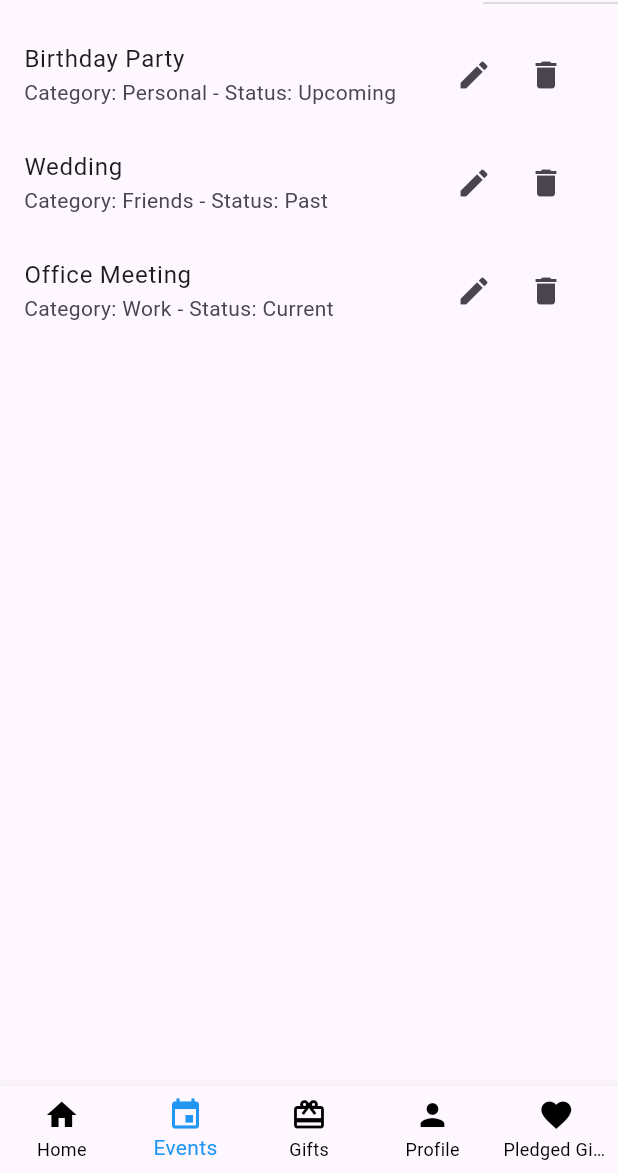
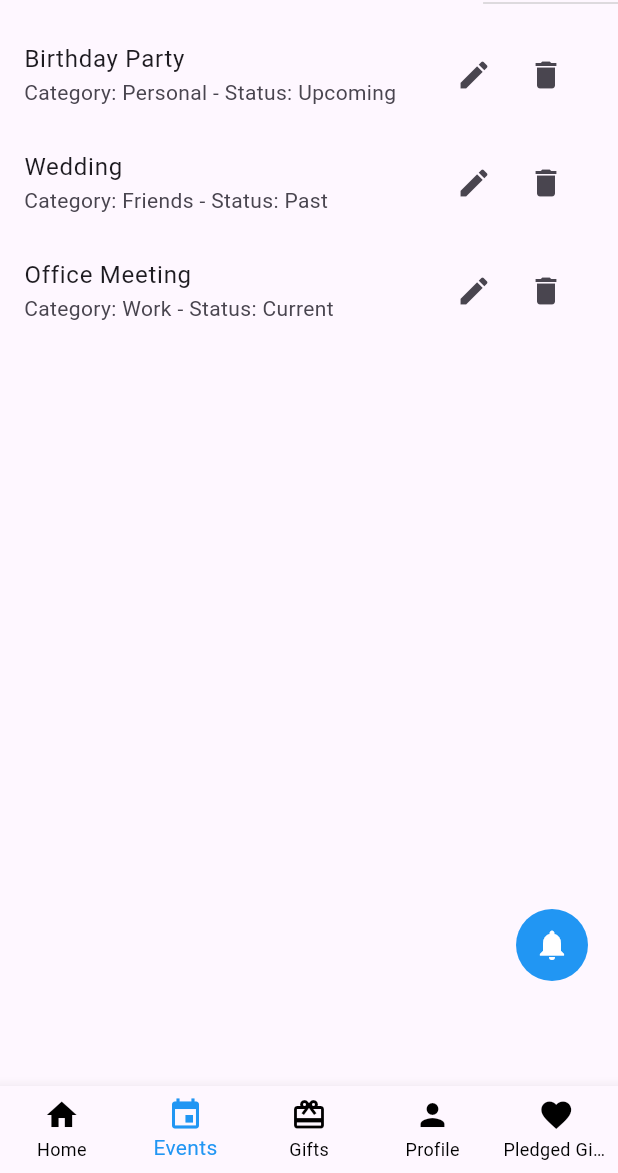
Before and after one commit to 20P8449/hedieaty, a Flutter app: the screen it shows after launch, item 2 of the bottom bar chosen, on a phone screen of 412 x 824 dp, the part 63-1236 px from its top. Run offline on Flutter 3.47's test engine with Material 3 defaults, Android fonts, the phone set to English and light mode, and no system bars; network calls fail.

Commit message:
Notification Settings add

```diff
--- a/lib/main.dart
+++ b/lib/main.dart
@@ -38,16 +38,78 @@ class _MainNavigationState extends State<MainNavigation> {
     MyPledgedGiftsPage(),
   ];
 
+  // Sample notifications list
+  final List<String> _notifications = [
+    "You have a new event invitation.",
+    "Cristiano sent you a gift.",
+    "Bellingham liked your event."
+  ];
+
   void _onItemTapped(int index) {
     setState(() {
       _selectedIndex = index;
     });
   }
 
+  void _showNotifications(BuildContext context) {
+    showDialog(
+      context: context,
+      builder: (BuildContext context) {
+        return AlertDialog(
+          title: Text('Notifications'),
+          content: Container(
+            width: double.minPositive, // Set the width of the dialog
+            child: ListView.builder(
+              shrinkWrap: true,
+              itemCount: _notifications.length,
+              itemBuilder: (context, index) {
+                return ListTile(
+                  title: Text(_notifications[index]),
+                );
+              },
+            ),
+          ),
+          actions: [
+            TextButton(
+              child: Text('Close'),
+              onPressed: () {
+                Navigator.of(context).pop();
+              },
+            ),
+          ],
+        );
+      },
+    );
+  }
+
   @override
   Widget build(BuildContext context) {
     return Scaffold(
-      body: _pages[_selectedIndex],
+      body: Stack(
+        children: [
+          _pages[_selectedIndex], // Main content
+          Positioned(
+            right: 20,
+            bottom: 70, // Adjust this value to position it above the nav bar
+            child: GestureDetector(
+              onTap: () => _showNotifications(context),
+              child: Container(
+                decoration: BoxDecoration(
+                  color: Colors.blue, // Set the background color to blue
+                  shape: BoxShape.circle,
+                ),
+                child: Padding(
+                  padding: const EdgeInsets.all(12.0), // Adjust padding as needed
+                  child: Icon(
+                    Icons.notifications,
+                    color: Colors.white, // Icon color
+                  ),
+                ),
+              ),
+            ),
+          ),
+        ],
+      ),
       bottomNavigationBar: BottomNavigationBar(
         type: BottomNavigationBarType.fixed, // Ensures labels are always visible
         items: const <BottomNavigationBarItem>[
--- a/pubspec.yaml
+++ b/pubspec.yaml
@@ -30,6 +30,7 @@ environment:
 dependencies:
   flutter:
     sdk: flutter
+  cached_network_image: ^3.2.1
 
 
   # The following adds the Cupertino Icons font to your application.
```
Also changed, not shown: Screenshot (383).png (added), lib/EventListPage.dart (line endings or trailing spaces), lib/GiftDetailsPage.dart (line endings or trailing spaces), lib/GiftListPage.dart (line endings or trailing spaces), lib/MyPledgedGiftsPage.dart (line endings or trailing spaces), lib/ProfilePage.dart (line endings or trailing spaces), pubspec.lock, 1 other file.
